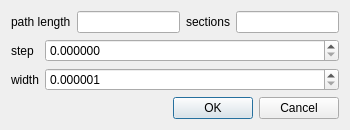
Qt form qCC/ui_templates/orthoSectionGenerationDlg.ui (CloudCompare/CloudCompare) before a commit.
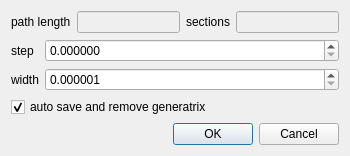
The same form after that commit.

Commit message: New Section Extraction Tool (finished)

Diff of the .ui file:
```diff
--- a/qCC/ui_templates/orthoSectionGenerationDlg.ui
+++ b/qCC/ui_templates/orthoSectionGenerationDlg.ui
@@ -7,7 +7,7 @@
     <x>0</x>
     <y>0</y>
     <width>350</width>
-    <height>130</height>
+    <height>152</height>
    </rect>
   </property>
   <property name="windowTitle">
@@ -28,6 +28,9 @@
      </item>
      <item>
       <widget class="QLineEdit" name="pathLengthLineEdit">
+       <property name="enabled">
+        <bool>false</bool>
+       </property>
        <property name="readOnly">
         <bool>true</bool>
        </property>
@@ -42,6 +45,9 @@
      </item>
      <item>
       <widget class="QLineEdit" name="sectionCountLineEdit">
+       <property name="enabled">
+        <bool>false</bool>
+       </property>
        <property name="toolTip">
         <string>Number of sections that will be generated (depends on the 'step' parameter)</string>
        </property>
@@ -102,6 +108,19 @@
      </item>
     </layout>
    </item>
+   <item>
+    <widget class="QCheckBox" name="autoSaveAndRemoveCheckBox">
+     <property name="toolTip">
+      <string>Automatically save then remove the generatrix polyline</string>
+     </property>
+     <property name="text">
+      <string>auto save and remove generatrix</string>
+     </property>
+     <property name="checked">
+      <bool>true</bool>
+     </property>
+    </widget>
+   </item>
    <item>
     <spacer name="verticalSpacer">
      <property name="orientation">
```
The commit also changes 17 other files.
